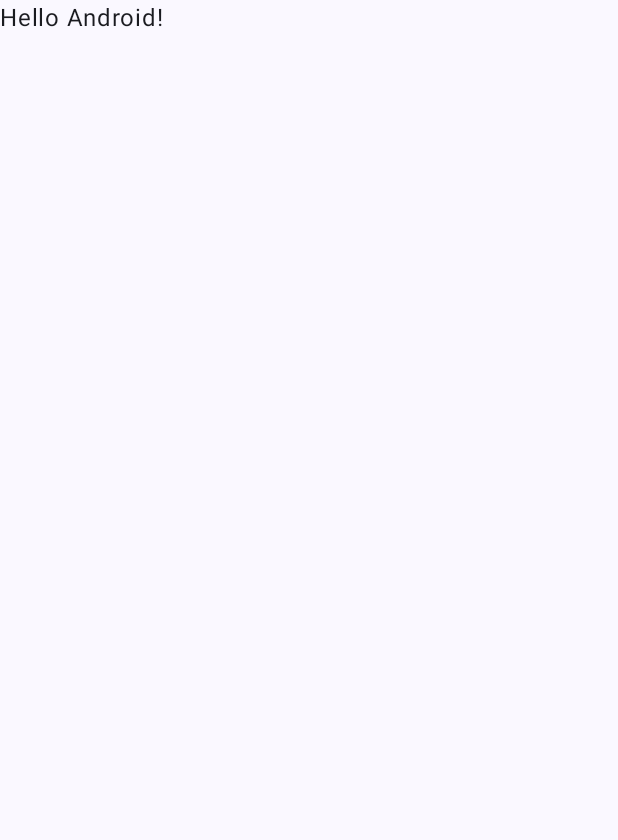
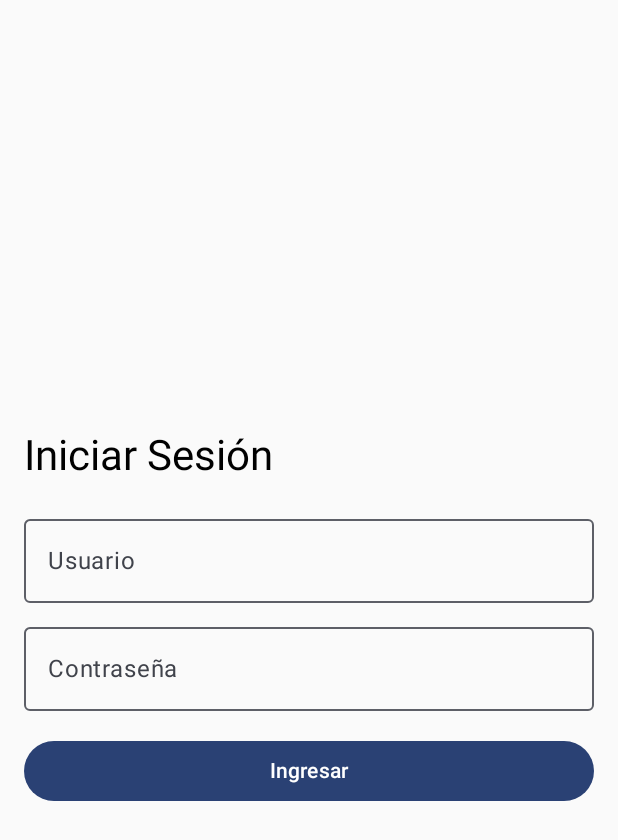
Before and after one commit to lordimpi/BiciExpress, an Android app built with Jetpack Compose: the screen it shows after launch (MainActivity), on a phone screen of 412 x 824 dp. Before the commit the part shown is almost empty. Shown: the top 840 px of the screen. Run offline under Robolectric (Android 15) with nearby library versions, the phone set to English and light mode, and no system bars.

Commit message:
login view

```diff
--- a/app/src/main/java/edu/unicauca/apimovil/biciexpress/MainActivity.kt
+++ b/app/src/main/java/edu/unicauca/apimovil/biciexpress/MainActivity.kt
@@ -6,12 +6,24 @@ import androidx.activity.compose.setContent
 import androidx.activity.enableEdgeToEdge
 import androidx.compose.foundation.layout.fillMaxSize
 import androidx.compose.foundation.layout.padding
-import androidx.compose.material3.Scaffold
 import androidx.compose.material3.Text
 import androidx.compose.runtime.Composable
 import androidx.compose.ui.Modifier
 import androidx.compose.ui.tooling.preview.Preview
 import edu.unicauca.apimovil.biciexpress.ui.theme.BiciExpressTheme
+import androidx.compose.foundation.layout.Arrangement
+import androidx.compose.foundation.layout.Column
+import androidx.compose.foundation.layout.Spacer
+import androidx.compose.foundation.layout.fillMaxWidth
+import androidx.compose.foundation.layout.height
+import androidx.compose.material3.MaterialTheme
+import androidx.compose.ui.unit.dp
+import androidx.compose.foundation.text.KeyboardOptions
+import androidx.compose.material3.*
+import androidx.compose.runtime.*
+import androidx.compose.ui.text.input.*
+
+
 
 class MainActivity : ComponentActivity() {
     override fun onCreate(savedInstanceState: Bundle?) {
@@ -19,29 +31,60 @@ class MainActivity : ComponentActivity() {
         enableEdgeToEdge()
         setContent {
             BiciExpressTheme {
-                Scaffold(modifier = Modifier.fillMaxSize()) { innerPadding ->
-                    Greeting(
-                        name = "Android",
-                        modifier = Modifier.padding(innerPadding)
-                    )
-                }
+                LoginScreen()
             }
         }
     }
 }
 
 @Composable
-fun Greeting(name: String, modifier: Modifier = Modifier) {
-    Text(
-        text = "Hello $name!",
+fun LoginScreen(modifier: Modifier = Modifier) {
+    var username by remember { mutableStateOf("") }
+    var password by remember { mutableStateOf("") }
+    var passwordVisible by remember { mutableStateOf(false) }
+
+    Column(
         modifier = modifier
-    )
+            .fillMaxSize()
+            .padding(16.dp),
+        verticalArrangement = Arrangement.Center
+    ) {
+        Text(text = "Iniciar Sesión", style = MaterialTheme.typography.headlineMedium)
+        Spacer(modifier = Modifier.height(16.dp))
+
+        OutlinedTextField(
+            value = username,
+            onValueChange = { username = it },
+            label = { Text("Usuario") },
+            modifier = Modifier.fillMaxWidth()
+        )
+
+        Spacer(modifier = Modifier.height(8.dp))
+
+        OutlinedTextField(
+            value = password,
+            onValueChange = { password = it },
+            label = { Text("Contraseña") },
+            visualTransformation = if (passwordVisible) VisualTransformation.None else PasswordVisualTransformation(),
+            keyboardOptions = KeyboardOptions(keyboardType = KeyboardType.Password),
+            modifier = Modifier.fillMaxWidth()
+        )
+
+        Spacer(modifier = Modifier.height(16.dp))
+
+        Button(
+            onClick = { /* Lógica de autenticación */ },
+            modifier = Modifier.fillMaxWidth()
+        ) {
+            Text("Ingresar")
+        }
+    }
 }
 
 @Preview(showBackground = true)
 @Composable
-fun GreetingPreview() {
+fun LoginScreenPreview() {
     BiciExpressTheme {
-        Greeting("Android")
+        LoginScreen()
     }
 }
```
